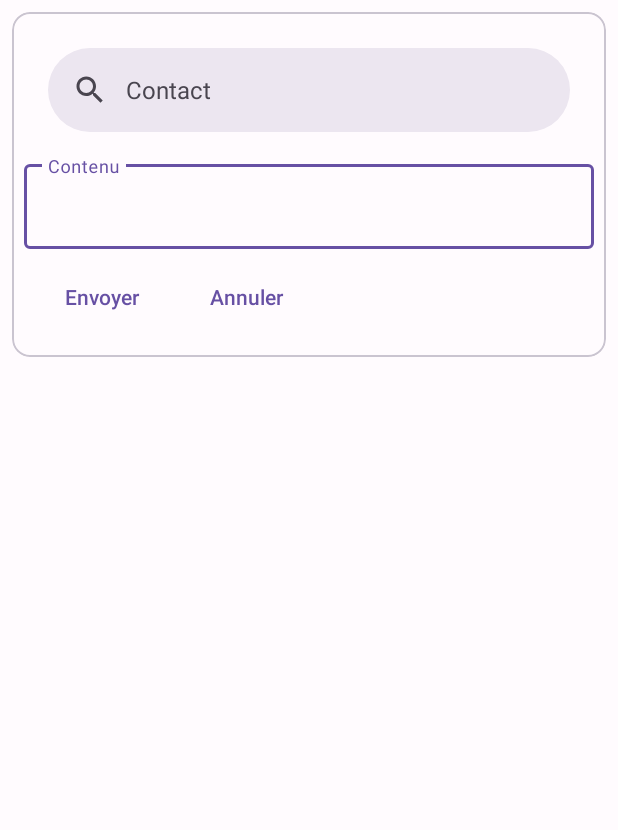
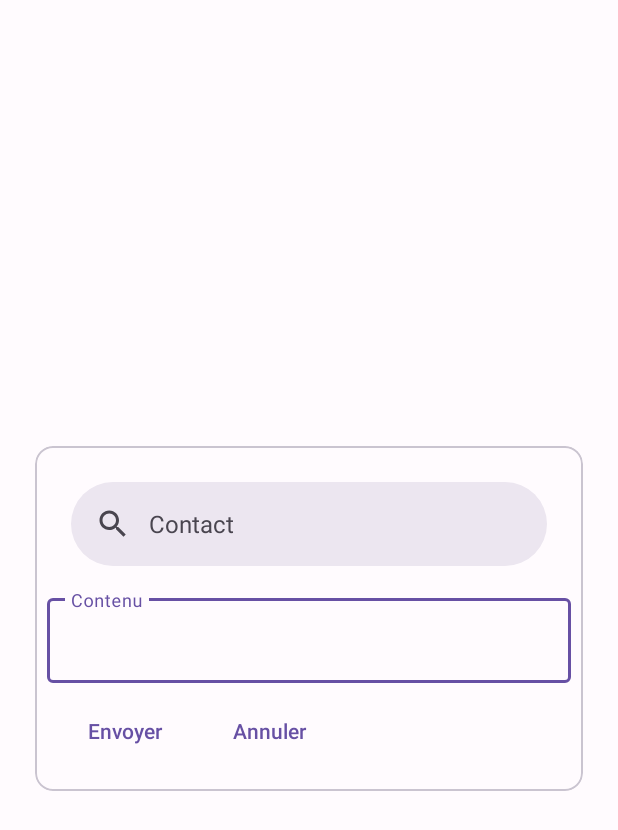
Before and after one commit to saadbouhya/fastSlowChat, an Android app: the layout fragment_new_message_contact.xml on its own in the app's theme, with its tools: preview values and no code run, on a phone screen of 412 x 824 dp. Shown: the top 830 px of the screen. Run offline under Robolectric (Android 15) with nearby library versions, the phone set to English and light mode, and no system bars.

Commit message:
add layout Baptiste dans mon dev basé de la SC-140

```diff
--- a/app/src/main/java/com/example/slowvf/View/Adapters/MypagerAdapter.java
+++ b/app/src/main/java/com/example/slowvf/View/Adapters/MypagerAdapter.java
@@ -7,11 +7,11 @@ import androidx.fragment.app.FragmentManager;
 import androidx.lifecycle.Lifecycle;
 import androidx.viewpager2.adapter.FragmentStateAdapter;
 
-import com.example.slowvf.View.Exchange.Fragments.ChatFragment;
+import com.example.slowvf.View.Fragments.ChatFragment;
 
-import com.example.slowvf.View.Exchange.Fragments.ReceivedFragment;
+import com.example.slowvf.View.Fragments.ReceivedFragment;
 
-import com.example.slowvf.View.Exchange.Fragments.SentFragment;
+import com.example.slowvf.View.Fragments.SentFragment;
 
 import java.io.IOException;
 
--- a/app/src/main/java/com/example/slowvf/View/Exchange/Fragments/ChatFragment.java
+++ b/app/src/main/java/com/example/slowvf/View/Fragments/ChatFragment.java
@@ -1,4 +1,4 @@
-package com.example.slowvf.View.Exchange.Fragments;
+package com.example.slowvf.View.Fragments;
 
 import android.os.Bundle;
 import android.view.LayoutInflater;
--- a/app/src/main/java/com/example/slowvf/View/Exchange/Fragments/ReceivedFragment.java
+++ b/app/src/main/java/com/example/slowvf/View/Fragments/ReceivedFragment.java
@@ -1,4 +1,4 @@
-package com.example.slowvf.View.Exchange.Fragments;
+package com.example.slowvf.View.Fragments;
 
 import android.os.Bundle;
 import android.view.LayoutInflater;
--- a/app/src/main/java/com/example/slowvf/View/Exchange/Fragments/SentFragment.java
+++ b/app/src/main/java/com/example/slowvf/View/Fragments/SentFragment.java
@@ -1,4 +1,4 @@
-package com.example.slowvf.View.Exchange.Fragments;
+package com.example.slowvf.View.Fragments;
 
 import android.os.Bundle;
 import android.view.LayoutInflater;
--- a/app/src/main/res/layout/chat_activity_main.xml
+++ b/app/src/main/res/layout/chat_activity_main.xml
@@ -19,7 +19,7 @@
         android:layout_below="@+id/tab_layout"/>
 
     <com.google.android.material.floatingactionbutton.FloatingActionButton
-        android:id="@+id/fab"
+        android:id="@+id/new_conversation_button"
         android:layout_width="wrap_content"
         android:layout_height="wrap_content"
         android:layout_alignParentEnd="true"
--- a/app/src/main/res/layout/fragment_message_received.xml
+++ b/app/src/main/res/layout/fragment_new_message_contact.xml
@@ -1,21 +1,19 @@
 <androidx.constraintlayout.widget.ConstraintLayout xmlns:android="http://schemas.android.com/apk/res/android"
+    android:id="@+id/cardContainer"
     xmlns:app="http://schemas.android.com/apk/res-auto"
-    xmlns:tools="http://schemas.android.com/tools"
     android:layout_width="match_parent"
-    android:layout_height="match_parent">
+    android:layout_height="match_parent"
+    android:padding="15dp">
 
     <com.google.android.material.card.MaterialCardView
-        android:id="@+id/card"
-        android:layout_width="0dp"
+        android:id="@+id/card_layout"
+        android:layout_width="match_parent"
         android:layout_height="wrap_content"
         android:layout_margin="8dp"
-        android:layout_marginStart="8dp"
-        android:layout_marginTop="100dp"
-        android:layout_marginEnd="8dp"
-        app:layout_constraintEnd_toEndOf="parent"
-        app:layout_constraintHorizontal_bias="1.0"
+        app:layout_constraintTop_toTopOf="parent"
+        app:layout_constraintBottom_toBottomOf="parent"
         app:layout_constraintStart_toStartOf="parent"
-        app:layout_constraintTop_toTopOf="parent">
+        app:layout_constraintEnd_toEndOf="parent">
 
         <LinearLayout
             android:layout_width="match_parent"
@@ -26,7 +24,6 @@
             <androidx.coordinatorlayout.widget.CoordinatorLayout
                 android:layout_width="match_parent"
                 android:layout_height="match_parent">
-
                 <com.google.android.material.appbar.AppBarLayout
                     android:layout_width="match_parent"
                     android:layout_height="wrap_content">
@@ -52,14 +49,15 @@
 
             <com.google.android.material.textfield.TextInputLayout
                 android:id="@+id/outlinedTextField"
-                style="@style/Widget.MaterialComponents.TextInputLayout.OutlinedBox"
                 android:layout_width="match_parent"
                 android:layout_height="wrap_content"
-                android:hint="Contenu">
+                android:hint="Contenu"
+                style="@style/Widget.MaterialComponents.TextInputLayout.OutlinedBox">
 
                 <com.google.android.material.textfield.TextInputEditText
                     android:layout_width="match_parent"
-                    android:layout_height="wrap_content" />
+                    android:layout_height="wrap_content"
+                    />
 
             </com.google.android.material.textfield.TextInputLayout>
             <!-- Buttons -->
```
Also changed, not shown: app/src/main/AndroidManifest.xml (+10 -0 lines), app/src/main/java/com/example/slowvf/View/Chat/conversation/NewMessageActivity.java (added, +70 -0 lines), app/src/main/java/com/example/slowvf/View/ui/chat/ChatFragmentBaptiste.java (+12 -0 lines).
